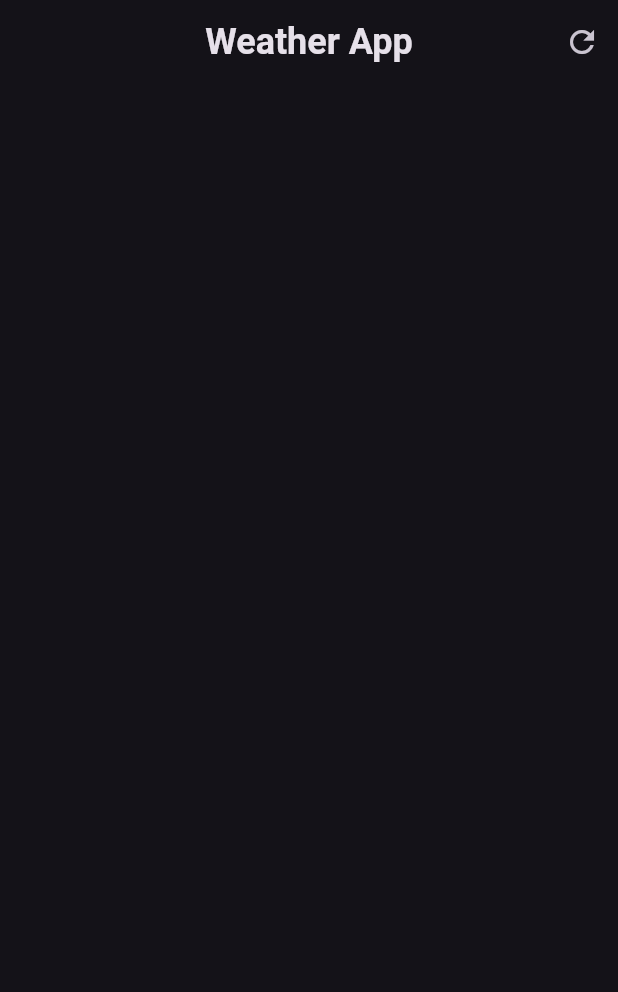
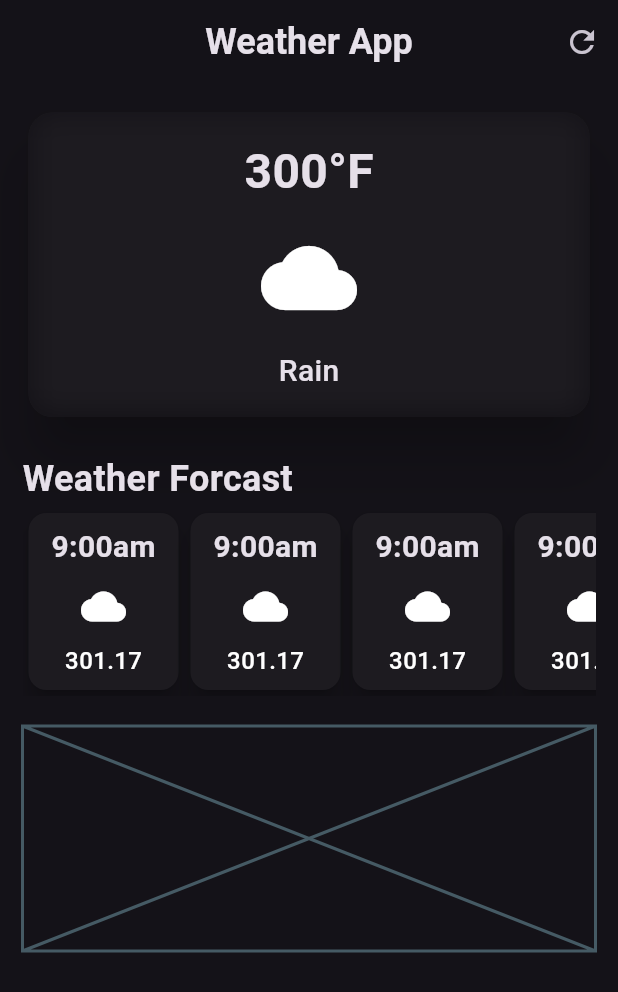
Before and after one commit to psalmistcom/weather_app_with_weatherapi, a Flutter app: the screen it shows after launch, on a phone screen of 412 x 824 dp. Shown: the top 992 px of the screen. Run offline on Flutter 3.47's test engine with Material 3 defaults, Android fonts, the phone set to English and light mode, and no system bars.

Commit message:
added weather forcast section

```diff
--- a/lib/weather_screen.dart
+++ b/lib/weather_screen.dart
@@ -1,3 +1,5 @@
+import 'dart:ui';
+
 import 'package:flutter/material.dart';
 
 class WeatherScreen extends StatelessWidget {
@@ -25,7 +27,133 @@ class WeatherScreen extends StatelessWidget {
           ),
         ],
       ),
+      body: Padding(
+        padding: const EdgeInsets.all(15.0),
+        child: Column(
+          crossAxisAlignment: CrossAxisAlignment.start,
+          children: [
+            // big banner
+            SizedBox(
+              width: double.infinity,
+              child: Card(
+                elevation: 15,
+                shape: RoundedRectangleBorder(
+                  borderRadius: BorderRadius.circular(16),
+                ),
+                child: ClipRRect(
+                  borderRadius: BorderRadius.circular(16),
+                  child: BackdropFilter(
+                    filter: ImageFilter.blur(
+                      sigmaX: 10,
+                      sigmaY: 10,
+                    ),
+                    child: const Padding(
+                      padding: EdgeInsets.all(16.0),
+                      child: Column(
+                        children: [
+                          Text(
+                            "300°F",
+                            style: TextStyle(
+                              fontSize: 32,
+                              fontWeight: FontWeight.bold,
+                            ),
+                          ),
+                          SizedBox(height: 16),
+                          Icon(
+                            Icons.cloud,
+                            size: 64,
+                          ),
+                          SizedBox(height: 16),
+                          Text(
+                            "Rain",
+                            style: TextStyle(
+                              fontSize: 20,
+                              fontWeight: FontWeight.w500,
+                            ),
+                          )
+                        ],
+                      ),
+                    ),
+                  ),
+                ),
+              ),
+            ),
+            const SizedBox(height: 20),
+            const Text(
+              "Weather Forcast",
+              style: TextStyle(
+                fontSize: 24,
+                fontWeight: FontWeight.bold,
+              ),
+            ),
+            const SizedBox(height: 2),
+            const SingleChildScrollView(
+              scrollDirection: Axis.horizontal,
+              child: Row(
+                children: [
+                  HourlyForcastitem(),
+                  HourlyForcastitem(),
+                  HourlyForcastitem(),
+                  HourlyForcastitem(),
+                  HourlyForcastitem(),
+                ],
+              ),
+            ),
+            // weather forcast
+            const SizedBox(
+              height: 20,
+            ),
+
+            // Additional Infos
+            const Placeholder(
+              fallbackHeight: 150,
+            ),
+          ],
+        ),
+      ),
     );
     // return const ;
   }
 }
+
+class HourlyForcastitem extends StatelessWidget {
+  const HourlyForcastitem({super.key});
+
+  @override
+  Widget build(BuildContext context) {
+    return Card(
+      elevation: 6,
+      child: Container(
+        width: 100,
+        padding: const EdgeInsets.all(8.0),
+        decoration: BoxDecoration(
+          borderRadius: BorderRadius.circular(12),
+        ),
+        child: const Column(
+          children: [
+            Text(
+              "9:00am",
+              style: TextStyle(
+                fontSize: 20,
+                fontWeight: FontWeight.bold,
+              ),
+            ),
+            SizedBox(height: 10),
+            Icon(
+              Icons.cloud,
+              size: 30,
+            ),
+            SizedBox(height: 10),
+            Text(
+              "301.17",
+              style: TextStyle(
+                  color: Colors.white,
+                  fontSize: 16,
+                  fontWeight: FontWeight.w500),
+            ),
+          ],
+        ),
+      ),
+    );
+  }
+}
```
